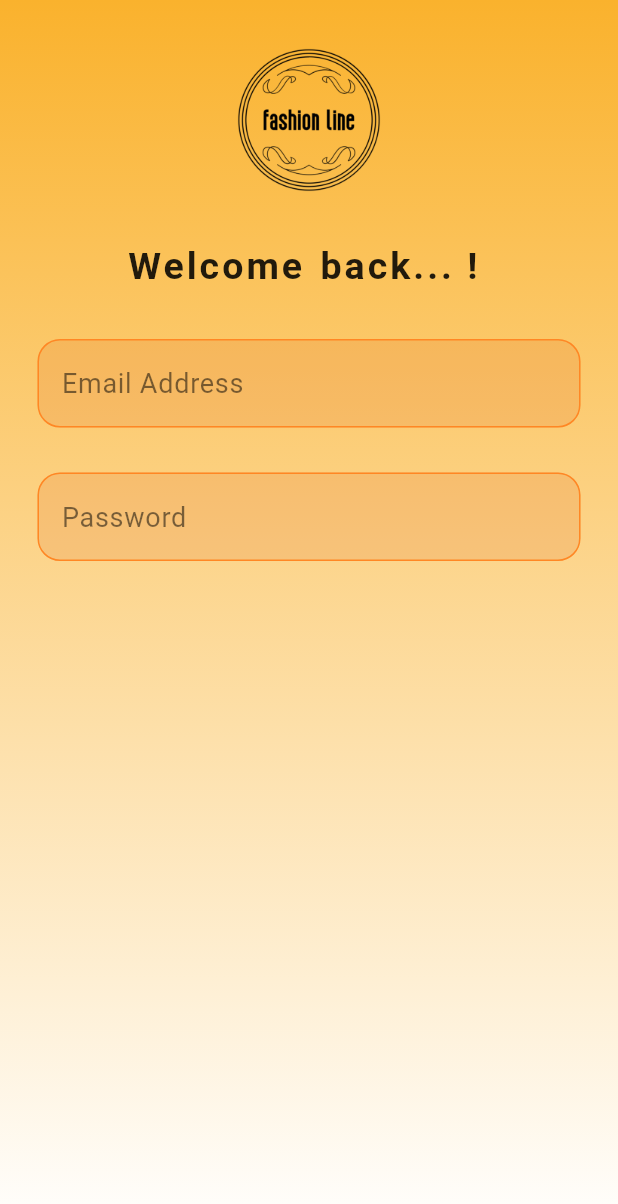
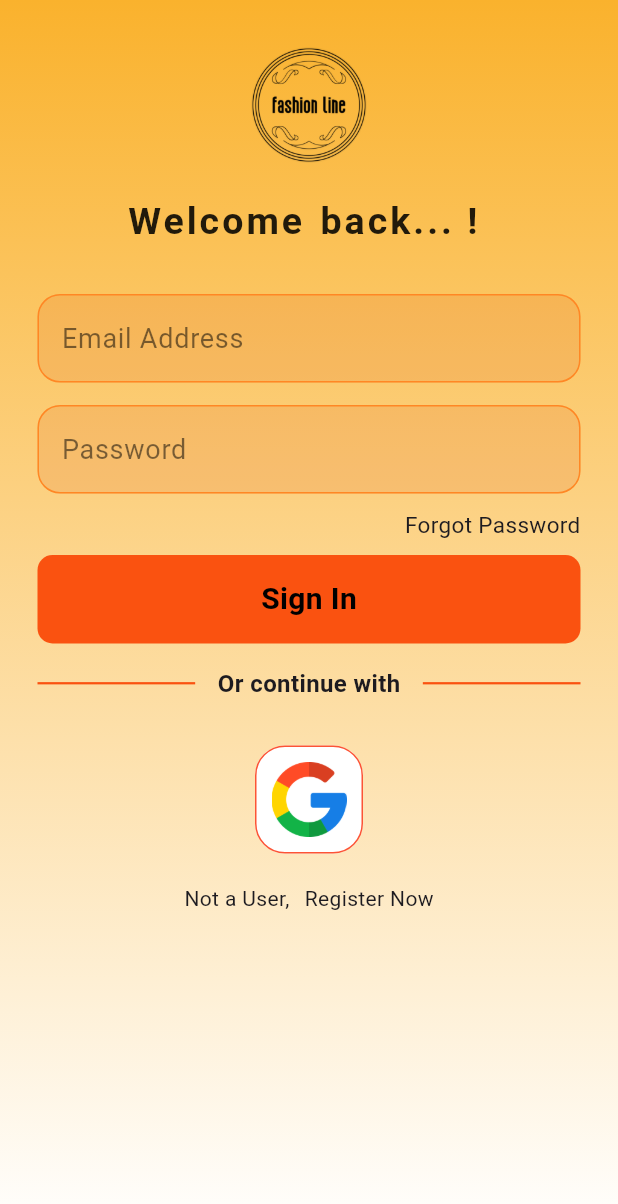
Before and after one commit to HarshanaWAJ/e_shop, a Flutter app: the screen it shows after launch, on a phone screen of 412 x 824 dp. Shown: the top 1204 px of the screen. Run offline on Flutter 3.47's test engine with Material 3 defaults, Android fonts, the phone set to English and light mode, and no system bars; our stand-ins replace lottie; network calls fail; Roboto replaces fonts that are missing (Times new roman).

Commit message:
Login UI Done

```diff
--- a/lib/pages/common/login._screen.dart
+++ b/lib/pages/common/login._screen.dart
@@ -1,11 +1,17 @@
+import 'package:e_shop/pages/components/buttons.dart';
+import 'package:e_shop/pages/components/squre_tile.dart';
 import 'package:e_shop/pages/components/text_field.dart';
+import 'package:flutter/cupertino.dart';
 import 'package:flutter/material.dart';
+import 'package:flutter/widgets.dart';
 
 class LoginScreen extends StatelessWidget {
   LoginScreen({super.key});
 
   final usernameController = TextEditingController();
   final passwordController = TextEditingController();
+
+  void signUserIn() {}
 
   @override
   Widget build(BuildContext context) {
@@ -31,10 +37,10 @@ class LoginScreen extends StatelessWidget {
               ),
               Image.asset(
                 "assets/images/black_logo.png",
-                width: 100.0,
+                width: 80.0,
               ),
               SizedBox(
-                height: 30.0,
+                height: 20.0,
               ),
               Text(
                 "Welcome back... ! ",
@@ -56,13 +62,87 @@ class LoginScreen extends StatelessWidget {
                 obsecureText: false,
               ),
               SizedBox(
-                height: 30.0,
+                height: 15.0,
               ),
               MyTextFeild(
                 controller: passwordController,
                 hintText: "Password",
                 obsecureText: true,
-              )
+              ),
+              SizedBox(
+                height: 10.0,
+              ),
+              Padding(
+                padding: EdgeInsets.symmetric(horizontal: 25.0),
+                child: Row(
+                  mainAxisAlignment: MainAxisAlignment.end,
+                  children: [
+                    Text(
+                      "Forgot Password",
+                      style: TextStyle(fontSize: 15.0),
+                    ),
+                  ],
+                ),
+              ),
+              SizedBox(
+                height: 10.0,
+              ),
+              MyButton(
+                onTap: signUserIn,
+              ),
+              SizedBox(
+                height: 15.0,
+              ),
+              Padding(
+                padding: EdgeInsets.symmetric(horizontal: 25.0),
+                child: Row(
+                  children: [
+                    Expanded(
+                      child: Divider(
+                        thickness: 1.5,
+                        color: Color.fromARGB(255, 250, 82, 16),
+                      ),
+                    ),
+                    Padding(
+                      padding: EdgeInsets.symmetric(horizontal: 15.0),
+                      child: Text(
+                        "Or continue with",
+                        style: TextStyle(
+                          fontSize: 16.0,
+                          fontFamily: 'Times new roman',
+                          fontWeight: FontWeight.bold,
+                        ),
+                      ),
+                    ),
+                    Expanded(
+                      child: Divider(
+                        thickness: 1.5,
+                        color: Color.fromARGB(255, 250, 82, 16),
+                      ),
+                    ),
+                  ],
+                ),
+              ),
+              SizedBox(
+                height: 30.0,
+              ),
+              Row(
+                mainAxisAlignment: MainAxisAlignment.center,
+                children: [MySquareTile(cardImg: 'assets/images/google.png')],
+              ),
+              SizedBox(
+                height: 20.0,
+              ),
+              Row(
+                mainAxisAlignment: MainAxisAlignment.center,
+                children: [
+                  Text("Not a User,"),
+                  SizedBox(
+                    width: 10.0,
+                  ),
+                  Text("Register Now")
+                ],
+              ),
             ],
           ),
         ),
--- /dev/null
+++ b/lib/pages/components/buttons.dart
@@ -0,0 +1,32 @@
+import 'package:flutter/material.dart';
+
+class MyButton extends StatelessWidget {
+  final Function()? onTap;
+
+  MyButton({super.key, required this.onTap});
+
+  @override
+  Widget build(BuildContext context) {
+    return GestureDetector(
+      onTap: onTap,
+      child: Container(
+        padding: EdgeInsets.all(15.0),
+        margin: EdgeInsets.symmetric(horizontal: 25.0),
+        decoration: BoxDecoration(
+          color: Color.fromARGB(255, 250, 82, 16),
+          borderRadius: BorderRadius.circular(10.0),
+        ),
+        child: Center(
+          child: Text(
+            "Sign In",
+            style: TextStyle(
+              color: Colors.black,
+              fontWeight: FontWeight.bold,
+              fontSize: 20.0,
+            ),
+          ),
+        ),
+      ),
+    );
+  }
+}
--- /dev/null
+++ b/lib/pages/components/squre_tile.dart
@@ -0,0 +1,24 @@
+import 'package:flutter/material.dart';
+
+class MySquareTile extends StatelessWidget {
+  final String cardImg;
+  const MySquareTile({super.key, required this.cardImg});
+
+  @override
+  Widget build(BuildContext context) {
+    return Container(
+      padding: EdgeInsets.all(10.0),
+      decoration: BoxDecoration(
+        color: Colors.white,
+        border: Border.all(
+          color: Color.fromARGB(223, 252, 59, 25),
+        ),
+        borderRadius: BorderRadius.circular(20.0),
+      ),
+      child: Image.asset(
+        cardImg,
+        width: 50.0,
+      ),
+    );
+  }
+}
```
Also changed, not shown: assets/images/google.png (added).
